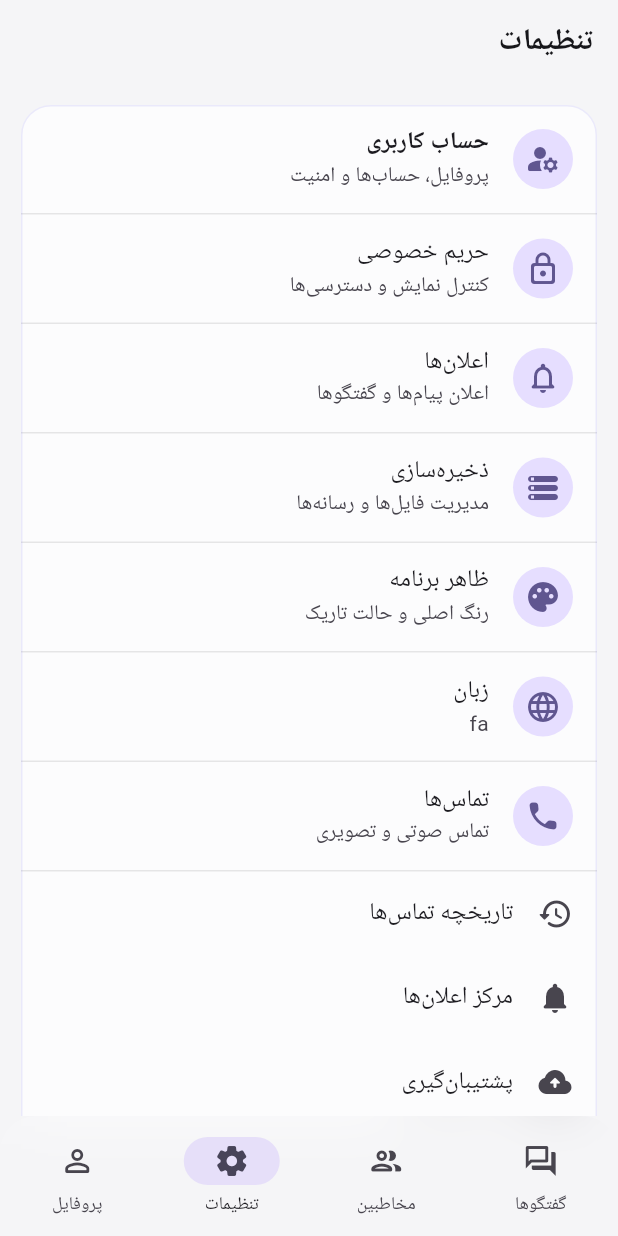
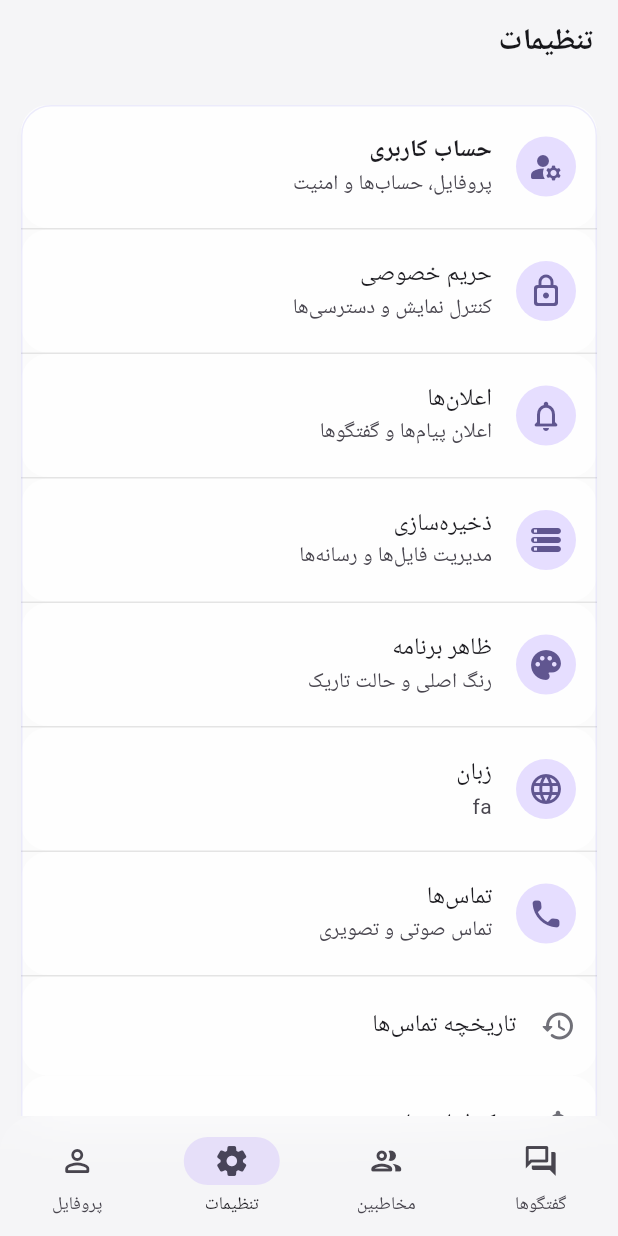
Before and after one commit to harad896-cyber/arad-portfolio-, a Flutter app: the screen it shows once a user with an empty profile is signed in, item 3 of the bottom bar chosen, on a phone screen of 412 x 824 dp. Run offline on Flutter 3.47's test engine with Material 3 defaults, Android fonts, the phone set to English and light mode, and no system bars; our stand-ins replace audioplayers, file_picker, flutter_secure_storage, google_sign_in, image_picker, qr_flutter and 3 more; missing offline and left inert: record; accounts and stored records are empty; Roboto replaces fonts that are missing (Vazirmatn).

Commit message:
feat: add floating glass chat and contact lists

```diff
--- a/lib/main.dart
+++ b/lib/main.dart
@@ -151,7 +151,8 @@ class AradMessenger extends StatelessWidget {
           iconTheme: IconThemeData(color: Color(0xFF707078)),
         ),
         cardTheme: CardThemeData(
-          elevation: 0,
+          elevation: 2,
+          shadowColor: Color(0x18000000),
           color: Color(0xB8FFFFFF),
           surfaceTintColor: Colors.transparent,
           margin: EdgeInsets.zero,
@@ -159,6 +160,14 @@ class AradMessenger extends StatelessWidget {
             borderRadius: BorderRadius.all(Radius.circular(20)),
             side: BorderSide(color: Color(0x1A4F46E5)),
           ),
+        ),
+        listTileTheme: ListTileThemeData(
+          contentPadding: const EdgeInsets.symmetric(horizontal: 14, vertical: 5),
+          shape: RoundedRectangleBorder(borderRadius: BorderRadius.circular(18)),
+          tileColor: const Color(0xB8FFFFFF),
+          selectedTileColor: const Color(0x1A7C5CFF),
+          iconColor: const Color(0xFF707078),
+          minVerticalPadding: 9,
         ),
         inputDecorationTheme: InputDecorationTheme(
           filled: true,
@@ -232,7 +241,8 @@ class AradMessenger extends StatelessWidget {
           titleTextStyle: TextStyle(fontSize: 20, fontWeight: FontWeight.w800),
         ),
         cardTheme: CardThemeData(
-          elevation: 0,
+          elevation: 1.5,
+          shadowColor: Color(0x55000000),
           color: Color(0x0AFFFFFF),
           surfaceTintColor: Colors.transparent,
           margin: EdgeInsets.zero,
@@ -240,6 +250,14 @@ class AradMessenger extends StatelessWidget {
             borderRadius: BorderRadius.all(Radius.circular(20)),
             side: BorderSide(color: Color(0x1FFFFFFF)),
           ),
+        ),
+        listTileTheme: ListTileThemeData(
+          contentPadding: const EdgeInsets.symmetric(horizontal: 14, vertical: 5),
+          shape: RoundedRectangleBorder(borderRadius: BorderRadius.circular(18)),
+          tileColor: const Color(0x0DFFFFFF),
+          selectedTileColor: const Color(0x247C5CFF),
+          iconColor: const Color(0xFFB8B8C2),
+          minVerticalPadding: 9,
         ),
         inputDecorationTheme: InputDecorationTheme(
           filled: true,
```
